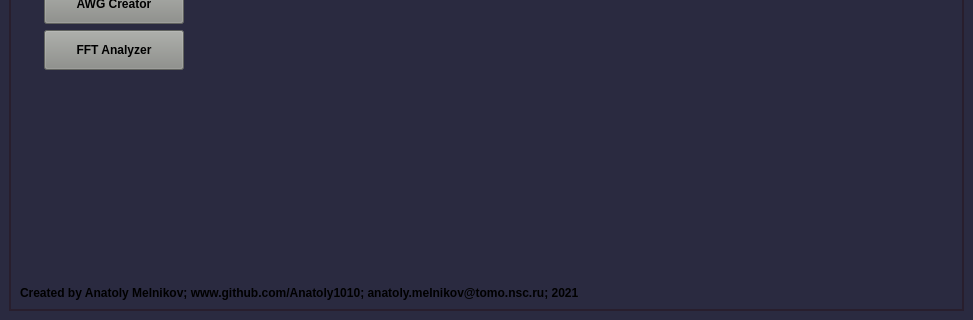
Before: the Qt Designer form atomize/main/gui/main_window.ui in Anatoly1010/Atomize_NIOCH, drawn with Qt 5; both pictures show x 0 to 973 and y 305 to 625 of the 973 by 625 pixel window.
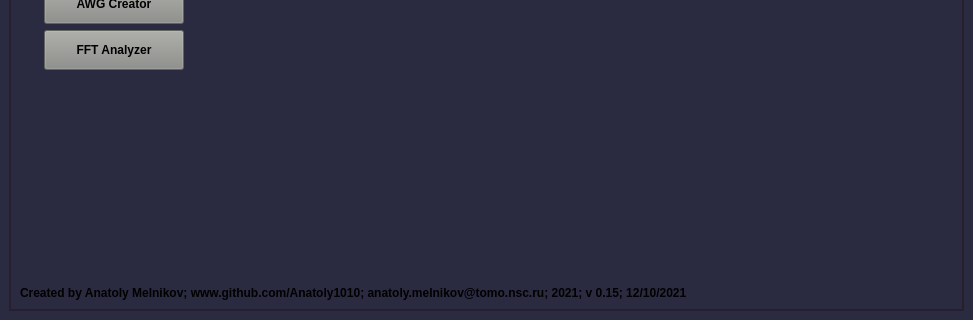
After: the same form once the commit is applied. The open tabs and pages were chosen to show the change. Custom widgets are drawn as their Qt base class.

The edit to the form file:
```diff
--- a/atomize/main/gui/main_window.ui
+++ b/atomize/main/gui/main_window.ui
@@ -603,7 +603,7 @@
            </font>
           </property>
           <property name="text">
-           <string>Created by Anatoly Melnikov; www.github.com/Anatoly1010; anatoly.melnikov@tomo.nsc.ru; 2021</string>
+           <string>Created by Anatoly Melnikov; www.github.com/Anatoly1010; anatoly.melnikov@tomo.nsc.ru; 2021; v 0.15; 12/10/2021</string>
           </property>
          </widget>
         </item>
```
